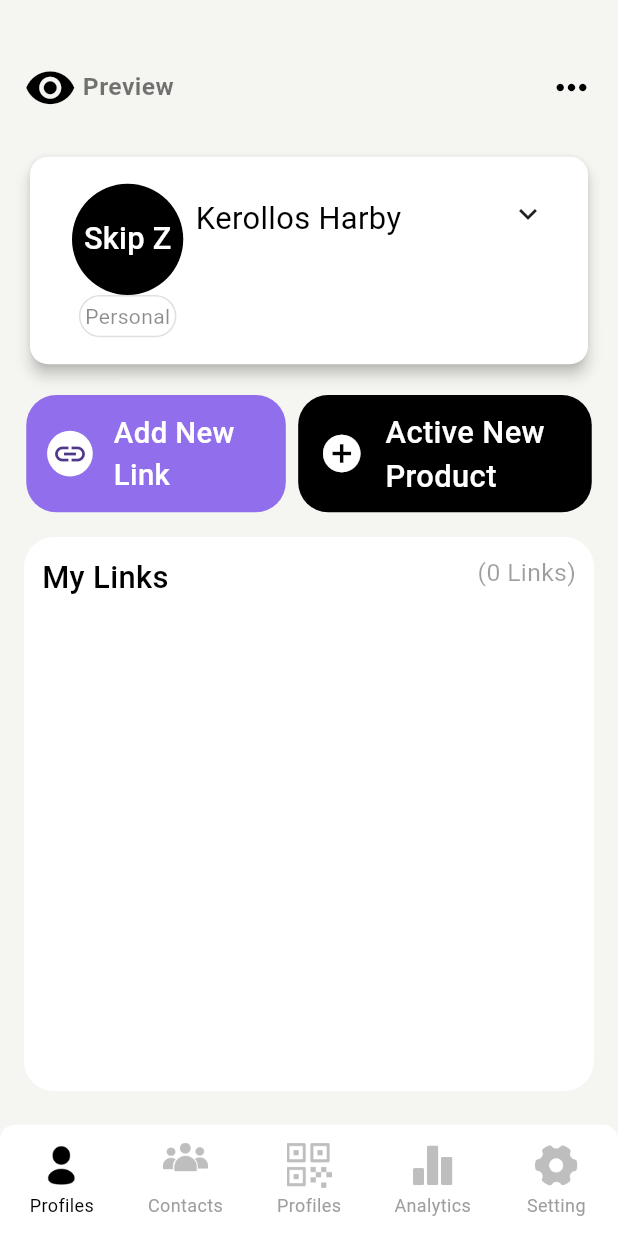
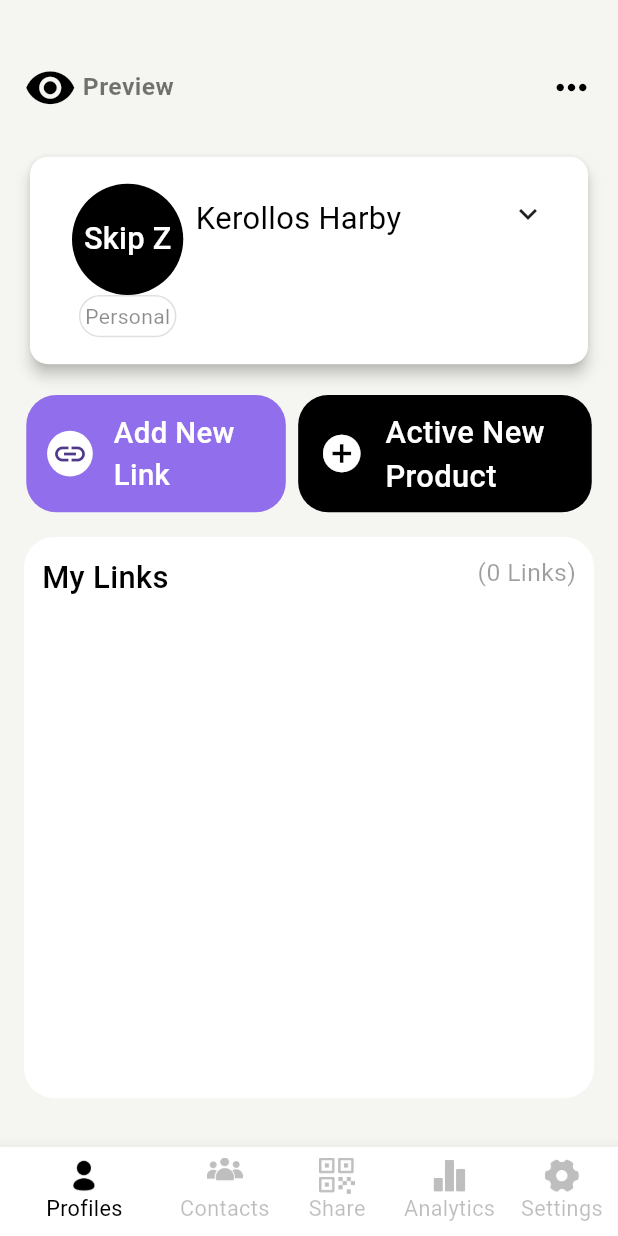
Before and after one commit to kyrolloss/NFC, a Flutter app: the MainLayout screen opened directly, on a phone screen of 412 x 824 dp. Run offline on Flutter 3.47's test engine with Material 3 defaults, Android fonts, the phone set to English and light mode, and no system bars; drawn by our look-alikes of persistent_bottom_nav_bar; our stand-ins replace custom_sliding_segmented_control, flutter_switch.

Commit message:
handel add new link screen

```diff
--- a/lib/Features/MainLayout/Presentation/Main Layout View.dart
+++ b/lib/Features/MainLayout/Presentation/Main Layout View.dart
@@ -4,7 +4,6 @@ import 'package:nfc/Features/MainLayout/Presentation/View/Contacts%20View/Contac
 import 'package:nfc/Features/MainLayout/Presentation/View/Home%20View/Home%20View.dart';
 import 'package:nfc/Features/MainLayout/Presentation/View/Settings%20View/Settings%20View.dart';
 import 'package:nfc/Features/MainLayout/Presentation/View/Share%20View/Share%20View.dart';
-import 'package:persistent_bottom_nav_bar/persistent_bottom_nav_bar.dart';
 
 class MainLayout extends StatefulWidget {
   const MainLayout({super.key});
@@ -14,146 +13,101 @@ class MainLayout extends StatefulWidget {
 }
 
 class _MainLayoutState extends State<MainLayout> {
-  late PersistentTabController _controller;
-
-  List<Widget> _buildScreens() {
-    return const [
+  final List<Widget> _buildScreens = const [
     HomeView(),
     ContactsView(),
     ShareView(),
     AnalyticsView(),
     SettingsView()
   ];
-  }
 
-  List<PersistentBottomNavBarItem> _navBarsItems() {
-    return [
-      PersistentBottomNavBarItem(
-        activeColorPrimary: Colors.black,
-        inactiveColorPrimary: Colors.grey,
-        icon: SizedBox(
-          height: 30,
-          width: 30,
-          child: Image.asset('assets/images/profiles.png' , fit: BoxFit.fill,),
-        ),
-        inactiveIcon: SizedBox(
-          height: 30,
-          width: 30,
-          child: Image.asset('assets/images/profile grey.png'),
-        ),
-        title: ("Profiles"),
+  int _selectedIndex = 0;
 
-
-
-
-      ),
-      PersistentBottomNavBarItem(
-        activeColorPrimary: Colors.black,
-        inactiveColorPrimary: Colors.grey,
-
-        icon: SizedBox(
-          height: 30,
-          width: 30,
-          child: Image.asset('assets/images/contacts.png'),
-        ),
-        inactiveIcon: SizedBox(
-          height: 30,
-          width: 30,
-          child: Image.asset('assets/images/contacts grey.png'),
-        ),
-        title: ("Contacts"),
-
-
-      ),
-      PersistentBottomNavBarItem(
-        activeColorPrimary: Colors.black,
-        inactiveColorPrimary: Colors.grey,
-        icon: SizedBox(
-          height: 30,
-          width: 30,
-          child: Image.asset('assets/images/qr-code.png'),
-        ),
-        inactiveIcon: SizedBox(
-          height: 30,
-          width: 30,
-          child: Image.asset('assets/images/qr-code grey.png'),
-        ),
-        title: ("Profiles"),
-
-
-      ),
-      PersistentBottomNavBarItem(
-        activeColorPrimary: Colors.black,
-        inactiveColorPrimary: Colors.grey,
-        icon: SizedBox(
-          height: 30,
-          width: 30,
-          child: Image.asset('assets/images/analytics.png' , fit: BoxFit.fill,),
-        ),
-        inactiveIcon: SizedBox(
-          height: 30,
-          width: 30,
-          child: Image.asset('assets/images/analytics grey.png'),
-        ),
-        title: ("Analytics"),
-
-
-
-
-      ),
-      PersistentBottomNavBarItem(
-        activeColorPrimary: Colors.black,
-        inactiveColorPrimary: Colors.grey,
-        icon: SizedBox(
-          height: 30,
-          width: 30,
-          child: Image.asset('assets/images/setting.png' , fit: BoxFit.fill,),
-        ),
-        inactiveIcon: SizedBox(
-          height: 30,
-          width: 30,
-          child: Image.asset('assets/images/setting grey.png'),
-        ),
-        title: ("Setting"),
-
-
-
-
-      ),
-
-    ];
+  void _onItemTapped(int index) {
+    setState(() {
+      _selectedIndex = index;
+    });
   }
 
   @override
   void initState() {
     super.initState();
-    _controller = PersistentTabController(initialIndex: 0);
   }
+
   @override
   Widget build(BuildContext context) {
     final height = MediaQuery.of(context).size.height;
     final width = MediaQuery.of(context).size.width;
 
     return Scaffold(
-      backgroundColor: const Color(0xffF5F5F5),
-      bottomNavigationBar: PersistentTabView(
-        context,
-        controller: _controller,
-        screens: _buildScreens(),
-        items: _navBarsItems(),
+      body: _buildScreens[_selectedIndex],
+      bottomNavigationBar: BottomNavigationBar(
+
+        showSelectedLabels: true,
+        showUnselectedLabels: true,
+        unselectedItemColor: Colors.black26,
+        selectedLabelStyle: TextStyle(
+          color: Colors.black,
+          fontSize: width * .035,
+          fontWeight: FontWeight.w400,
+        ),
+        unselectedLabelStyle: TextStyle(
+          color: Colors.black,
+          fontSize: width * .035,
+          fontWeight: FontWeight.w400,
+        ),
+        fixedColor: Colors.black,
         backgroundColor: Colors.white,
-        handleAndroidBackButtonPress: true,
-        resizeToAvoidBottomInset: true,
-        stateManagement: true,
-        navBarStyle:  NavBarStyle.style6,
-        padding:  const EdgeInsets.all(12.0),
-        navBarHeight: height*.09,
-        decoration: NavBarDecoration(
-          borderRadius: BorderRadius.circular(10.0),
-          colorBehindNavBar: Colors.white,
-        ),)
-
-
+        items: [
+          BottomNavigationBarItem(
+            backgroundColor: Colors.white,
+            icon: _selectedIndex == 0
+                ? Image.asset('assets/images/profiles.png',
+                    width: 24, height: 24)
+                : Image.asset('assets/images/profile grey.png',
+                    width: 24, height: 24),
+            label: 'Profiles',
+          ),
+          BottomNavigationBarItem(
+            backgroundColor: Colors.white,
+            icon: _selectedIndex == 1
+                ? Image.asset('assets/images/contacts.png',
+                    width: 24, height: 24)
+                : Image.asset('assets/images/contacts grey.png',
+                    width: 24, height: 24),
+            label: 'Contacts',
+          ),
+          BottomNavigationBarItem(
+            backgroundColor: Colors.white,
+            icon: _selectedIndex == 2
+                ? Image.asset('assets/images/qr-code.png',
+                    width: 24, height: 24)
+                : Image.asset('assets/images/qr-code grey.png',
+                    width: 24, height: 24),
+            label: 'Share',
+          ),
+          BottomNavigationBarItem(
+            backgroundColor: Colors.white,
+            icon: _selectedIndex == 3
+                ? Image.asset('assets/images/analytics.png',
+                    width: 24, height: 24)
+                : Image.asset('assets/images/analytics grey.png',
+                    width: 24, height: 24),
+            label: 'Analytics',
+          ),
+          BottomNavigationBarItem(
+            backgroundColor: Colors.white,
+            icon: _selectedIndex == 4
+                ? Image.asset('assets/images/setting.png',
+                    width: 24, height: 24)
+                : Image.asset('assets/images/setting grey.png',
+                    width: 24, height: 24),
+            label: 'Settings',
+          ),
+        ],
+        currentIndex: _selectedIndex,
+        onTap: _onItemTapped,
+      ),
     );
   }
 }
--- a/lib/Features/MainLayout/Presentation/View/Home View/Screens/Add New Link Screen/Add New Link Screen.dart
+++ b/lib/Features/MainLayout/Presentation/View/Home View/Screens/Add New Link Screen/Add New Link Screen.dart
@@ -1,6 +1,8 @@
 import 'package:flutter/material.dart';
 
 class CategoryScreen extends StatefulWidget {
+  const CategoryScreen({super.key});
+
   @override
   _CategoryScreenState createState() => _CategoryScreenState();
 }
@@ -195,6 +197,7 @@ class _CategoryScreenState extends State<CategoryScreen>
       appBar: AppBar(
         backgroundColor: const Color(0xffF5F5F1),
         elevation: 0,
+        surfaceTintColor: Colors.transparent,
         leading: IconButton(
           icon: const Icon(Icons.arrow_back, color: Colors.black),
           onPressed: () => Navigator.of(context).pop(),
--- a/lib/Features/MainLayout/Presentation/View/Home View/Widgets/Home Row/Home Row.dart
+++ b/lib/Features/MainLayout/Presentation/View/Home View/Widgets/Home Row/Home Row.dart
@@ -1,4 +1,5 @@
 import 'package:flutter/material.dart';
+import 'package:nfc/Features/MainLayout/Presentation/View/Home%20View/Screens/Add%20New%20Link%20Screen/Add%20New%20Link%20Screen.dart';
 
 class HomeRow extends StatelessWidget {
   const HomeRow({super.key});
@@ -10,7 +11,11 @@ class HomeRow extends StatelessWidget {
     return Row(
       mainAxisAlignment: MainAxisAlignment.center,
       children: [
-        Container(
+        GestureDetector(
+          onTap: (){
+            Navigator.push(context, MaterialPageRoute(builder: (context) =>  const CategoryScreen()));
+          },
+          child: Container(
             height: height* .095,
             width: width*.42,
             decoration: BoxDecoration(
@@ -30,6 +35,7 @@ class HomeRow extends StatelessWidget {
                   child: Text('Add New Link',style: TextStyle(fontSize: width*.0475 , color: Colors.white , fontWeight: FontWeight.w500),),
                 )
               ],
+            ),
           ),
         ),
         SizedBox(
--- a/lib/Features/MainLayout/Presentation/View/Share View/Widgets/Share Components/Share Components.dart
+++ b/lib/Features/MainLayout/Presentation/View/Share View/Widgets/Share Components/Share Components.dart
@@ -13,7 +13,7 @@ class ShareComponents extends StatelessWidget {
     return Padding(
       padding: const EdgeInsets.all(20.0),
       child: Container(
-        height: height*.32,
+        height: height*.25,
         decoration: BoxDecoration(
           color: Colors.white,
           borderRadius: BorderRadius.circular(20),
@@ -21,46 +21,25 @@ class ShareComponents extends StatelessWidget {
         ),
         child: ListView(
           physics: const NeverScrollableScrollPhysics(),
-          children: [
-            const CustomListItem(
+          children: const [
+            CustomListItem(
               icon: Icons.edit_outlined,
               text: 'Customize',
               trailing: Icon(Icons.chevron_right, color: Colors.grey),
             ),
-            const Divider(),
-            const CustomListItem(
+            Divider(),
+            CustomListItem(
               icon: Icons.send_outlined,
               text: 'Share',
               trailing: Icon(Icons.chevron_right, color: Colors.grey),
             ),
-            const Divider(),
-            const CustomListItem(
+            Divider(),
+            CustomListItem(
               icon: Icons.home_outlined,
               text: 'Add to Home Screen',
               trailing: Icon(Icons.chevron_right, color: Colors.grey),
             ),
-            const Divider(),
-            CustomListItem(
-                icon: Icons.offline_share_outlined,
-                text: 'Offline Sharing',
-                trailing: SizedBox(
-                  width: width * .15,
-                  height: height * .04,
-                  child: FlutterSwitch(
-                      activeColor:  const Color(0xff916EEC),
-                      inactiveColor: Colors.grey.withOpacity(.2),
-                      width: width * .15,
-                      height: height * .04,
-                      valueFontSize: 12.0,
-                      toggleSize: 30.0,
-                      borderRadius: 30.0,
-                      padding: BorderSide.strokeAlignOutside,
 
-
-                      value: false,
-                      onToggle: (value) {}),
-                )
-            ),
 
           ],
         ),
--- a/lib/main.dart
+++ b/lib/main.dart
@@ -20,12 +20,12 @@ class MyApp extends StatelessWidget {
 
   @override
   Widget build(BuildContext context) {
-    return  MaterialApp(
-      theme:  ThemeData(
+    return MaterialApp(
+      theme: ThemeData(
         scaffoldBackgroundColor: const Color(0xffF5F5F1),
       ),
       debugShowCheckedModeBanner: false,
-      home:    CategoryScreen(),
+      home: const MainLayout(),
     );
   }
 }
--- a/pubspec.yaml
+++ b/pubspec.yaml
@@ -38,7 +38,7 @@ dependencies:
   flutter_switch: ^0.3.2
   slide_switcher: ^1.1.2
   custom_sliding_segmented_control: ^1.8.3
-  persistent_bottom_nav_bar: ^6.2.1
+
 
 dev_dependencies:
   flutter_test:
```
Also changed, not shown: pubspec.lock. Lines whose indentation alone changed are shown as unchanged.
